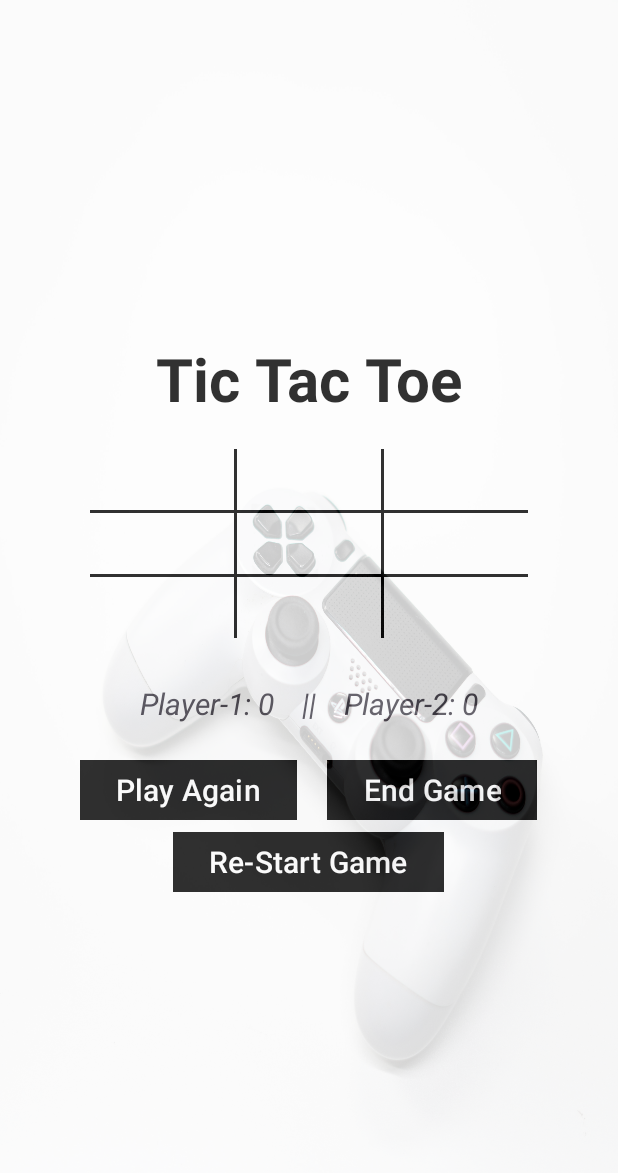
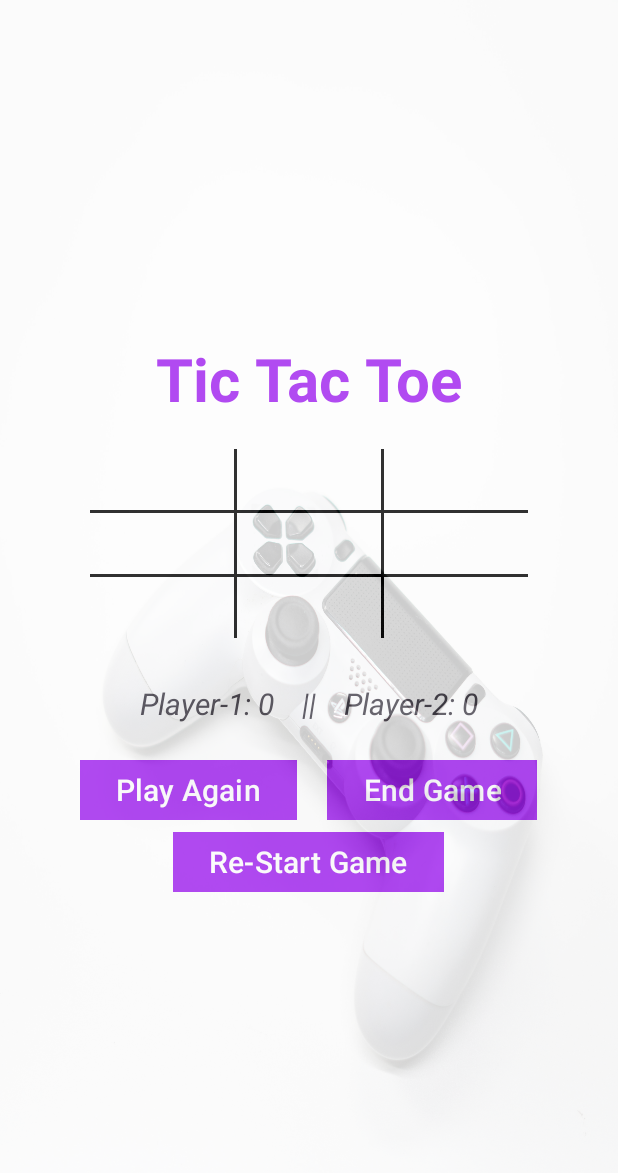
Before and after one commit to Syeda-Mahjabin-Proma/Daily-Fusion, an Android app: the tictactoe screen opened directly, with no data from a screen before it, on a phone screen of 412 x 824 dp. Shown: the top 1173 px of the screen. Run offline under Robolectric (Android 15) with nearby library versions, the phone set to English and light mode, and no system bars.

Commit message:
Modified the XML file of Tic, Tac, Toe game and completed the Rock, Paper, Scissor game

```diff
--- a/app/src/main/AndroidManifest.xml
+++ b/app/src/main/AndroidManifest.xml
@@ -35,6 +35,7 @@
         <activity android:name=".tictactoe" />
         <activity android:name=".memory" />
         <activity android:name=".word_game" />
+        <activity android:name=".rock_paper_scissor" />
     </application>
 
 </manifest>
--- a/app/src/main/java/com/example/gameplay/gameplay.java
+++ b/app/src/main/java/com/example/gameplay/gameplay.java
@@ -57,7 +57,7 @@ public class gameplay extends AppCompatActivity {
         typing.setOnClickListener(new View.OnClickListener() {
             @Override
             public void onClick(View v) {
-                startActivity(new Intent(gameplay.this, typing_game.class));
+                startActivity(new Intent(gameplay.this, rock_paper_scissor.class));
             }
         });
     }
--- a/app/src/main/java/com/example/gameplay/typing_game.java
+++ /dev/null
@@ -1,4 +0,0 @@
-package com.example.gameplay;
-
-public class typing_game {
-}
--- a/app/src/main/res/layout/game_play.xml
+++ b/app/src/main/res/layout/game_play.xml
@@ -79,7 +79,7 @@
                     android:layout_width="1.9in"
                     android:layout_height="wrap_content"
                     android:backgroundTint="@color/black"
-                    android:text="Speed Typing Challenge"
+                    android:text="Rock Paper Scissor"
                     android:textColor="@color/white"
                     android:textSize="20dp"
                     app:cornerRadius="0dp" />
--- a/app/src/main/res/layout/tictactoe.xml
+++ b/app/src/main/res/layout/tictactoe.xml
@@ -19,7 +19,7 @@
             android:text="Tic Tac Toe"
             android:textStyle="bold"
             android:textSize="40dp"
-            android:textColor="@color/black"
+            android:textColor="@color/purple"
             android:layout_marginBottom="20dp"/>
 
         <LinearLayout
@@ -35,14 +35,14 @@
                 android:layout_height="wrap_content"
                 android:orientation="horizontal">
 
+
                 <TextView
                     android:id="@+id/box1"
                     android:layout_width="0dp"
                     android:layout_height="wrap_content"
                     android:layout_weight="1"
                     android:text=""
-                    android:layout_marginLeft="35dp"
-                    android:layout_marginRight="-35dp"
+                    android:textAlignment="center"
                     android:textSize="30sp"
                     android:textColor="@color/black"
                     android:textStyle="bold"/>
@@ -57,11 +57,11 @@
                     android:layout_width="0dp"
                     android:layout_height="wrap_content"
                     android:layout_weight="1"
-                    android:gravity="center"
                     android:text=""
+                    android:textAlignment="center"
                     android:textSize="30sp"
-                    android:textStyle="bold"
-                    android:textColor="@color/black"/>
+                    android:textColor="@color/black"
+                    android:textStyle="bold"/>
 
                 <View
                     android:layout_width="2dp"
@@ -73,13 +73,11 @@
                     android:layout_width="0dp"
                     android:layout_height="wrap_content"
                     android:layout_weight="1"
-                    android:gravity="end"
                     android:text=""
+                    android:textAlignment="center"
                     android:textSize="30sp"
-                    android:layout_marginLeft="-35dp"
-                    android:layout_marginRight="35dp"
-                    android:textStyle="bold"
-                    android:textColor="@color/black"/>
+                    android:textColor="@color/black"
+                    android:textStyle="bold"/>
             </LinearLayout>
 
             <View
@@ -98,9 +96,8 @@
                     android:layout_height="wrap_content"
                     android:layout_weight="1"
                     android:text=""
+                    android:textAlignment="center"
                     android:textSize="30sp"
-                    android:layout_marginLeft="35dp"
-                    android:layout_marginRight="-35dp"
                     android:textColor="@color/black"
                     android:textStyle="bold"/>
 
@@ -114,11 +111,11 @@
                     android:layout_width="0dp"
                     android:layout_height="wrap_content"
                     android:layout_weight="1"
-                    android:gravity="center"
                     android:text=""
+                    android:textAlignment="center"
                     android:textSize="30sp"
-                    android:textStyle="bold"
-                    android:textColor="@color/black"/>
+                    android:textColor="@color/black"
+                    android:textStyle="bold"/>
 
                 <View
                     android:layout_width="2dp"
@@ -130,13 +127,11 @@
                     android:layout_width="0dp"
                     android:layout_height="wrap_content"
                     android:layout_weight="1"
-                    android:gravity="end"
                     android:text=""
-                    android:layout_marginLeft="-35dp"
-                    android:layout_marginRight="35dp"
+                    android:textAlignment="center"
                     android:textSize="30sp"
-                    android:textStyle="bold"
-                    android:textColor="@color/black"/>
+                    android:textColor="@color/black"
+                    android:textStyle="bold"/>
             </LinearLayout>
 
             <View
@@ -155,9 +150,8 @@
                     android:layout_height="wrap_content"
                     android:layout_weight="1"
                     android:text=""
+                    android:textAlignment="center"
                     android:textSize="30sp"
-                    android:layout_marginLeft="35dp"
-                    android:layout_marginRight="-35dp"
                     android:textColor="@color/black"
                     android:textStyle="bold"/>
 
@@ -171,11 +165,11 @@
                     android:layout_width="0dp"
                     android:layout_height="wrap_content"
                     android:layout_weight="1"
-                    android:gravity="center"
                     android:text=""
+                    android:textAlignment="center"
                     android:textSize="30sp"
-                    android:textStyle="bold"
-                    android:textColor="@color/black"/>
+                    android:textColor="@color/black"
+                    android:textStyle="bold"/>
 
                 <View
                     android:layout_width="2dp"
@@ -187,13 +181,11 @@
                     android:layout_width="0dp"
                     android:layout_height="wrap_content"
                     android:layout_weight="1"
-                    android:gravity="end"
                     android:text=""
-                    android:layout_marginLeft="-35dp"
-                    android:layout_marginRight="35dp"
+                    android:textAlignment="center"
                     android:textSize="30sp"
-                    android:textStyle="bold"
-                    android:textColor="@color/black"/>
+                    android:textColor="@color/black"
+                    android:textStyle="bold"/>
             </LinearLayout>
 
         </LinearLayout>
@@ -269,7 +261,7 @@
                 android:id="@+id/play_again"
                 android:layout_width="wrap_content"
                 android:layout_height="wrap_content"
-                android:backgroundTint="@color/black"
+                android:backgroundTint="@color/purple"
                 android:text="Play Again"
                 android:textColor="@color/white"
                 android:textSize="20dp"
@@ -280,7 +272,7 @@
                 android:id="@+id/end_game"
                 android:layout_width="wrap_content"
                 android:layout_height="wrap_content"
-                android:backgroundTint="@color/black"
+                android:backgroundTint="@color/purple"
                 android:text="End Game"
                 android:textColor="@color/white"
                 android:textSize="20dp"
@@ -292,7 +284,7 @@
             android:id="@+id/start_over"
             android:layout_width="wrap_content"
             android:layout_height="wrap_content"
-            android:backgroundTint="@color/black"
+            android:backgroundTint="@color/purple"
             android:text="Re-Start Game"
             android:textColor="@color/white"
             android:textSize="20dp"
--- a/app/src/main/res/values/colors.xml
+++ b/app/src/main/res/values/colors.xml
@@ -3,4 +3,5 @@
     <color name="black">#FF000000</color>
     <color name="white">#FFFFFFFF</color>
     <color name="red">#FF0000</color>
+    <color name="purple">#A020F0</color>
 </resources>
```
Also changed, not shown: app/src/main/java/com/example/gameplay/rock_paper_scissor.java (added, +171 -0 lines), app/src/main/res/layout/rock_paper_scissor.xml (added, +259 -0 lines).
